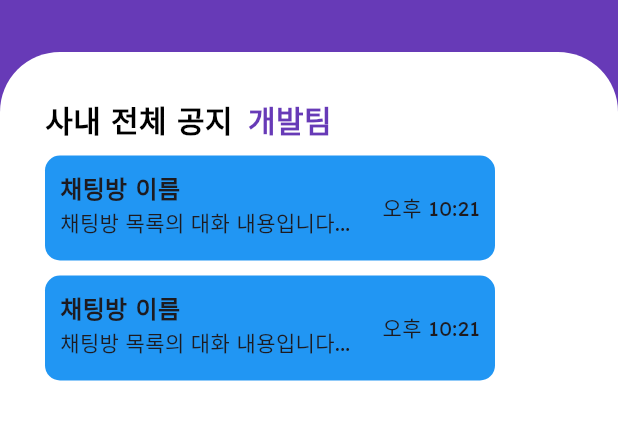
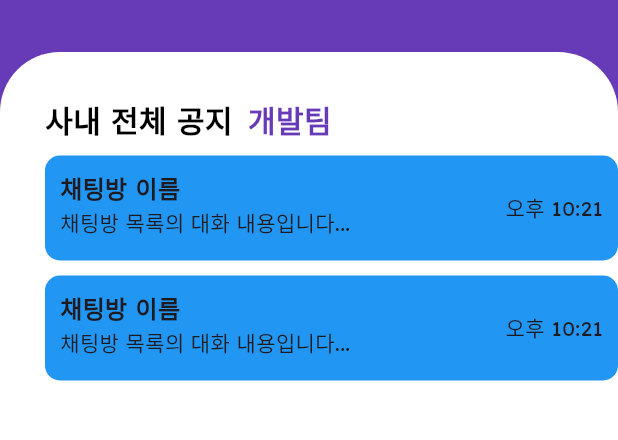
Before and after one commit to kimdo123/ConnexChat, a Flutter app: the Chat screen opened directly, after a tap on "사내 전체 공지", on a phone screen of 412 x 824 dp, the part 98-538 px from its top. Run offline on Flutter 3.47's test engine with Material 3 defaults, Android fonts, the phone set to English and light mode, and no system bars; our stand-ins replace flutter_svg.

Commit message:
채팅방width 문제 해결

```diff
--- a/lib/view/bottom_navi/chat.dart
+++ b/lib/view/bottom_navi/chat.dart
@@ -105,14 +105,13 @@ class _ChatState extends State<Chat> {
                               ],
                             ),
                             SizedBox(
-                              width: 300,
                               height: 500,
                               child: channel
                                   ? ListView.builder(
                                       itemBuilder: (context, index) {
                                         return Padding(
                                           padding: EdgeInsetsGeometry.only(top: 10),
-                                          child: ChatingRoom(),
+                                          child: chatingRoom(),
                                         );
                                       },
                                       // TODO API 채팅방 수
@@ -122,7 +121,7 @@ class _ChatState extends State<Chat> {
                                       itemBuilder: (context, index) {
                                         return Padding(
                                           padding: EdgeInsetsGeometry.only(top: 10),
-                                          child: ChatingRoom(),
+                                          child: chatingRoom(),
                                         );
                                       },
                                       // TODO API 채팅방 수
@@ -143,7 +142,7 @@ class _ChatState extends State<Chat> {
     );
   }
 
-  Widget ChatingRoom() {
+  Widget chatingRoom() {
     return Container(
       height: 70,
       decoration: BoxDecoration(
--- a/lib/view/bottom_navi/home.dart
+++ b/lib/view/bottom_navi/home.dart
@@ -63,7 +63,6 @@ class _HomeState extends State<Home> {
                   child: Padding(
                     padding: EdgeInsetsGeometry.fromLTRB(30, 30, 0, 0),
                     child: Column(
-                      // mainAxisAlignment: MainAxisAlignment.start,
                       crossAxisAlignment: CrossAxisAlignment.start,
                       children: [
                         Text(
@@ -74,7 +73,6 @@ class _HomeState extends State<Home> {
                           ),
                         ),
                         SizedBox(
-                          width: 300,
                           height: 500,
                           child: ListView.builder(
                             itemBuilder: (context, index) {
```
Also changed, not shown: pubspec.lock.
